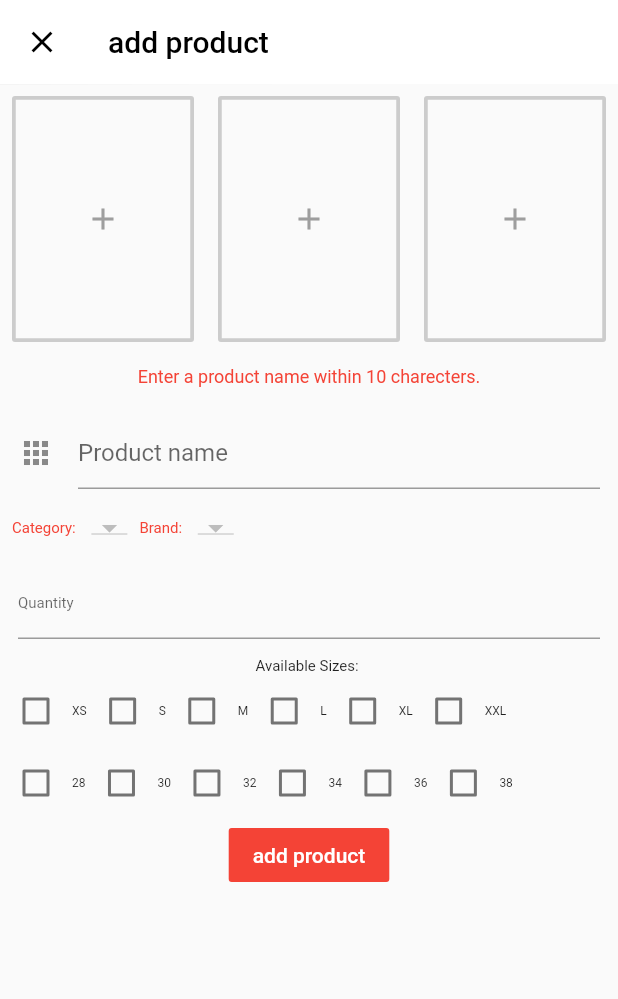
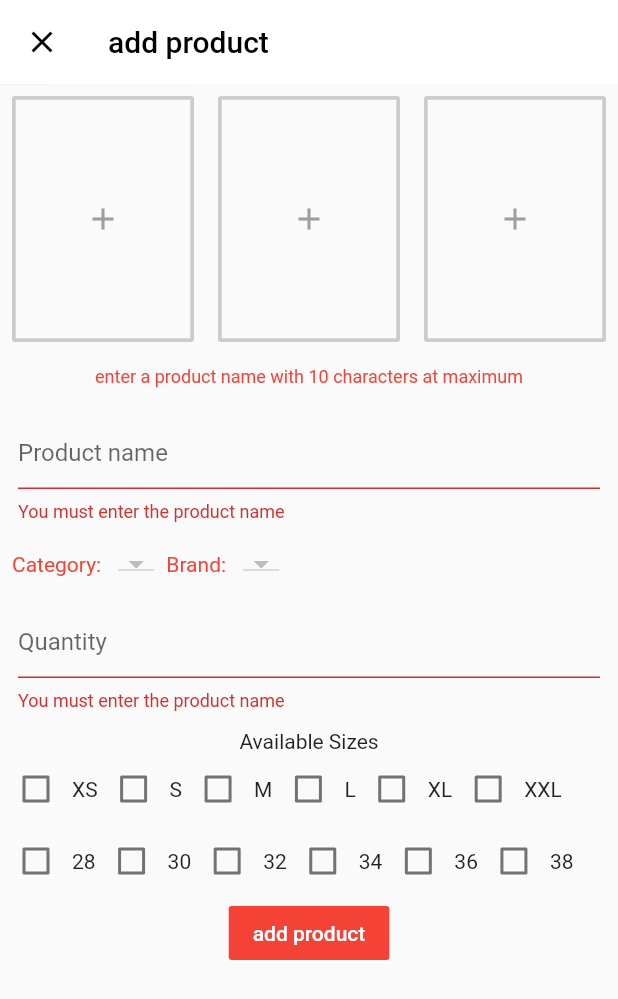
Before and after one commit to developer-kuntal/shoppin-admin, a Flutter app: the AddProduct screen opened directly, after a tap on "add product", on a phone screen of 412 x 824 dp. Shown: the top 999 px of the screen. Run offline on Flutter 3.47's test engine with Material 2 defaults, Android fonts, the phone set to English and light mode, and no system bars; our stand-ins replace cloud_firestore, firebase_storage, fluttertoast, image_picker; accounts and stored records are empty.

Commit message:
Flutter Shopping Admin App updated at 11.00 PM 4/20/2019

```diff
--- a/lib/db/brand.dart
+++ b/lib/db/brand.dart
@@ -12,7 +12,7 @@ class BrandService{
     _firestore.collection(ref).document(brandId).setData({'brand': name});
   }
 
-  Future<List<DocumentSnapshot>> getBtands() {
+  Future<List<DocumentSnapshot>> geBrands() {
     return _firestore.collection(ref).getDocuments().then((snap) {
       return snap.documents;
     });
--- a/lib/screens/add_product.dart
+++ b/lib/screens/add_product.dart
@@ -1,9 +1,13 @@
-import 'dart:convert';
+import 'dart:io';
+
+import 'package:firebase_storage/firebase_storage.dart';
 import 'package:flutter/material.dart';
 import 'package:cloud_firestore/cloud_firestore.dart';
+import 'package:image_picker/image_picker.dart';
+import 'package:fluttertoast/fluttertoast.dart';
+
 import 'package:shop_app_admin/db/brand.dart';
 import 'package:shop_app_admin/db/category.dart';
-import 'package:flutter_typeahead/flutter_typeahead.dart';
 
 class AddProduct extends StatefulWidget {
   @override
@@ -11,54 +15,54 @@ class AddProduct extends StatefulWidget {
 }
 
 class _AddProductState extends State<AddProduct> {
-
   CategoryService _categoryService = CategoryService();
   BrandService _brandService = BrandService();
   GlobalKey<FormState> _formKey = GlobalKey<FormState>();
-  TextEditingController productNameController = new TextEditingController();
+  TextEditingController productNameController = TextEditingController();
+  TextEditingController quatityController = TextEditingController();
   List<DocumentSnapshot> brands = <DocumentSnapshot>[];
   List<DocumentSnapshot> categories = <DocumentSnapshot>[];
   List<DropdownMenuItem<String>> categoriesDropDown = <DropdownMenuItem<String>>[];
   List<DropdownMenuItem<String>> brandsDropDown = <DropdownMenuItem<String>>[];
   String _currentCategory;
   String _currentBrand;
-
   Color white = Colors.white;
   Color black = Colors.black;
   Color grey = Colors.grey;
   Color red = Colors.red;
   List<String> selectedSizes = <String>[];
+  File _image1;
+  File _image2;
+  File _image3;
+
+
+
+
+
 
   @override
   void initState() {
     _getCategories();
     _getBrands();
-    // _currentCategory = categoriesDropDown[0].value;
   }
 
-  List<DropdownMenuItem<String>> getCategoriesDropDown() {
+  List<DropdownMenuItem<String>> getCategoriesDropdown(){
     List<DropdownMenuItem<String>> items = new List();
-    for(int i = 0; i < categories.length; i++) {
-      // items.add(new DropdownMenuItem(child: Text(category['category']),
-      // value: category['category'],));
+    for(int i = 0; i < categories.length; i++){
       setState(() {
-          items.insert(0, DropdownMenuItem(child: Text(categories[i].data['category']),
-            value: categories[i].data['category'],
-          ));
+        items.insert(0, DropdownMenuItem(child: Text(categories[i].data['category']),
+            value: categories[i].data['category']));
       });
     }
     return items;
   }
 
-  List<DropdownMenuItem<String>> getBrandsDropDown() {
+  List<DropdownMenuItem<String>> getBrandosDropDown(){
     List<DropdownMenuItem<String>> items = new List();
-    for(int i = 0; i < brands.length; i++) {
-      // items.add(new DropdownMenuItem(child: Text(category['category']),
-      // value: category['category'],));
+    for(int i = 0; i < brands.length; i++){
       setState(() {
-          items.insert(0, DropdownMenuItem(child: Text(brands[i].data['brand']),
-            value: brands[i].data['brand'],
-          ));
+        items.insert(0, DropdownMenuItem(child: Text(brands[i].data['brand']),
+            value: brands[i].data['brand']));
       });
     }
     return items;
@@ -67,243 +71,194 @@ class _AddProductState extends State<AddProduct> {
   @override
   Widget build(BuildContext context) {
     return Scaffold(
-      appBar: new AppBar(
+      appBar: AppBar(
         elevation: 0.1,
         backgroundColor: white,
-        leading: Icon(Icons.close, color: black, ),
+        leading: Icon(Icons.close, color: black,),
         title: Text("add product", style: TextStyle(color: black),),
-
       ),
-      body: new Container(
-          child: Form(
-            key: _formKey,
-            child: Column(
+      body: Form(
+        key: _formKey,
+        child: SingleChildScrollView(
+          child: Column(
             children: <Widget>[
-              Row(children: <Widget>[
-                Expanded(
+              Row(
+                children: <Widget>[
+                  Expanded(
                     child: Padding(
                       padding: const EdgeInsets.all(8.0),
                       child: OutlineButton(
                         borderSide: BorderSide(color: grey.withOpacity(0.5), width: 2.5),
-                        onPressed: () {
-
+                        onPressed: (){
+                          _selectImage(ImagePicker.pickImage(source: ImageSource.gallery), 1);
                         },
-                        child: Padding(
-                          padding: const EdgeInsets.fromLTRB(14.0, 70.0, 14.0, 70.0),
-                          child: new Icon(Icons.add, color: grey,),
-                        ),
+                        child: _displayChild1()
                       ),
                     ),
-                ),
-                Expanded(
+                  ),
+
+                  Expanded(
                     child: Padding(
                       padding: const EdgeInsets.all(8.0),
                       child: OutlineButton(
                         borderSide: BorderSide(color: grey.withOpacity(0.5), width: 2.5),
-                        onPressed: () {
+                        onPressed: (){
+                          _selectImage(ImagePicker.pickImage(source: ImageSource.gallery), 2);
 
                         },
-                        child: Padding(
-                          padding: const EdgeInsets.fromLTRB(14.0, 70.0, 14.0, 70.0),
-                          child: new Icon(Icons.add, color: grey, ),
-                        ),
+                        child: _displayChild2()
                       ),
                     ),
-                ),
+                  ),
 
-                Expanded(
+                  Expanded(
                     child: Padding(
                       padding: const EdgeInsets.all(8.0),
                       child: OutlineButton(
                         borderSide: BorderSide(color: grey.withOpacity(0.5), width: 2.5),
-                        onPressed: () {
-
+                        onPressed: (){
+                          _selectImage(ImagePicker.pickImage(source: ImageSource.gallery), 3);
                         },
-                        child: Padding(
-                          padding: const EdgeInsets.fromLTRB(14.0, 70.0, 14.0, 70.0),
-                          child: new Icon(Icons.add, color: grey,),
-                        ),
+                        child: _displayChild3(),
                       ),
                     ),
-                ),
-              ],
+                  ),
+                ],
               ),
 
               Padding(
                 padding: const EdgeInsets.all(8.0),
-                child: Text('Enter a product name within 10 charecters.',
-                textAlign: TextAlign.center,
-                style: TextStyle(color: red, fontSize: 12.0),),
+                child: Text('enter a product name with 10 characters at maximum',textAlign: TextAlign.center ,style: TextStyle(color: red, fontSize: 12),),
               ),
 
               Padding(
                 padding: const EdgeInsets.all(12.0),
-                child: SingleChildScrollView(
-                    scrollDirection: Axis.vertical,
-                    child: Column(
-                      mainAxisAlignment: MainAxisAlignment.spaceAround,
-                      mainAxisSize: MainAxisSize.min,
-                      children: <Widget>[
-                          Flexible(
-                            child: TextFormField(
-                              decoration: const InputDecoration(
-                                icon: Icon(Icons.apps),
-                                hintText: 'Product name',
-                              ),
-                              validator: (value) {
-                                if(value.isEmpty) {
-                                  return "You must enter the product name";
-                                } else if(value.length > 10) {
-                                  return "Product name can't have more than 10 letters";
-                                }
-                              },
-                              onSaved: (String value) {
-                                // This optional block of code can be used to run
-                                // code when the user saves the form.
-                              },
-                            ),
-                          )
-
-                      ],
-                    ),
-                  ),
-              ),
-
-              // select category
-              Row(
-                children: <Widget>[
-                  Padding(
-                    padding: const EdgeInsets.all(8.0),
-                    child: Text('Category: ', style: TextStyle(color: red, fontSize: 10.0)),
-                  ),
-                  DropdownButton(
-                    items: categoriesDropDown,
-                    onChanged: changeSelectedCategory,
-                    value: _currentCategory,
-                    style: TextStyle(color: Colors.black, fontSize: 20.0),
-                  ),
-
-                  Padding(
-                    padding: const EdgeInsets.all(8.0),
-                    child: Text('Brand: ', style: TextStyle(color: red, fontSize: 10.0)),
-                  ),
-                  DropdownButton(
-                    items: brandsDropDown,
-                    onChanged: changeSelectedBrand,
-                    value: _currentBrand,
-                    style: TextStyle(color: Colors.black, fontSize: 20.0),
-                  ),
-                ],
-              ),
-
-              // select brand
-              Padding(
-                padding: const EdgeInsets.all(12.0),
                 child: TextFormField(
                   controller: productNameController,
-                  keyboardType: TextInputType.numberWithOptions(),
                   decoration: InputDecoration(
-                    hintText: "Quantity"
+                    hintText: 'Product name'
                   ),
-                  style: TextStyle(fontSize: 10.0),
-                  validator: (value) {
-                    if(value.isEmpty) {
-                      return "You must enter the product quantity";
+                  validator: (value){
+                    if(value.isEmpty){
+                      return 'You must enter the product name';
+                    }else if(value.length > 10){
+                      return 'Product name cant have more than 10 letters';
                     }
                   },
                 ),
               ),
 
-              Text('Available Sizes: ', style: TextStyle(fontSize: 10.0),),
+//              select category
+                Row(
+                  children: <Widget>[
+                    Padding(
+                      padding: const EdgeInsets.all(8.0),
+                      child: Text('Category: ', style: TextStyle(color: red),),
+                    ),
+                    DropdownButton(items: categoriesDropDown, onChanged: changeSelectedCategory, value: _currentCategory,),
+
+                    Padding(
+                      padding: const EdgeInsets.all(8.0),
+                      child: Text('Brand: ', style: TextStyle(color: red),),
+                    ),
+                    DropdownButton(items: brandsDropDown, onChanged: changeSelectedBrand, value: _currentBrand,),
+                  ],
+                ),
+
+//
+              Padding(
+                padding: const EdgeInsets.all(12.0),
+                child: TextFormField(
+                  controller: quatityController,
+                  keyboardType: TextInputType.number,
+                  decoration: InputDecoration(
+                      hintText: 'Quantity',
+                  ),
+                  validator: (value){
+                    if(value.isEmpty){
+                      return 'You must enter the product name';
+                    }
+                  },
+                ),
+              ),
+
+              Text('Available Sizes'),
 
               Row(
                 children: <Widget>[
-                  Checkbox(value: selectedSizes.contains('XS'),
-                            onChanged: (value) => changeSelectedSize('XS'),),
-                  Text('XS', style: TextStyle(fontSize: 8.0),),
+                  Checkbox(value: selectedSizes.contains('XS'), onChanged: (value) => changeSelectedSize('XS')),
+                  Text('XS'),
 
-                  Checkbox(value: selectedSizes.contains('S'),
-                            onChanged: (value) => changeSelectedSize('S'),),
-                  Text('S', style: TextStyle(fontSize: 8.0),),
+                  Checkbox(value: selectedSizes.contains('S'), onChanged: (value) => changeSelectedSize('S')),
+                  Text('S'),
 
-                  Checkbox(value: selectedSizes.contains('M'),
-                            onChanged: (value) => changeSelectedSize('M'),),
-                  Text('M', style: TextStyle(fontSize: 8.0),),
+                  Checkbox(value: selectedSizes.contains('M'), onChanged: (value) => changeSelectedSize('M')),
+                  Text('M'),
 
-                  Checkbox(value: selectedSizes.contains('L'),
-                            onChanged: (value) => changeSelectedSize('L'),),
-                  Text('L', style: TextStyle(fontSize: 8.0),),
+                  Checkbox(value: selectedSizes.contains('L'), onChanged: (value) => changeSelectedSize('L')),
+                  Text('L'),
 
-                  Checkbox(value: selectedSizes.contains('XL'),
-                            onChanged: (value) => changeSelectedSize('XL'),),
-                  Text('XL', style: TextStyle(fontSize: 8.0),),
+                  Checkbox(value: selectedSizes.contains('XL'), onChanged: (value) => changeSelectedSize('XL')),
+                  Text('XL'),
 
-                  Checkbox(value: selectedSizes.contains('XXL'),
-                            onChanged: (value) => changeSelectedSize('XXL'),),
-                  Text('XXL', style: TextStyle(fontSize: 8.0),),
+                  Checkbox(value: selectedSizes.contains('XXL'), onChanged: (value) => changeSelectedSize('XXL')),
+                  Text('XXL'),
                 ],
               ),
 
               Row(
                 children: <Widget>[
-                  Checkbox(value: selectedSizes.contains('28'),
-                            onChanged: (value) => changeSelectedSize('28'),),
-                  Text('28', style: TextStyle(fontSize: 8.0),),
+                  Checkbox(value: selectedSizes.contains('28'), onChanged: (value) => changeSelectedSize('28')),
+                  Text('28'),
 
-                  Checkbox(value: selectedSizes.contains('30'),
-                            onChanged: (value) => changeSelectedSize('30'),),
-                  Text('30', style: TextStyle(fontSize: 8.0),),
+                  Checkbox(value: selectedSizes.contains('30'), onChanged: (value) => changeSelectedSize('30')),
+                  Text('30'),
 
-                  Checkbox(value: selectedSizes.contains('32'),
-                            onChanged: (value) => changeSelectedSize('32'),),
-                  Text('32', style: TextStyle(fontSize: 8.0),),
+                  Checkbox(value: selectedSizes.contains('32'), onChanged: (value) => changeSelectedSize('32')),
+                  Text('32'),
 
-                  Checkbox(value: selectedSizes.contains('34'),
-                            onChanged: (value) => changeSelectedSize('34'),),
-                  Text('34', style: TextStyle(fontSize: 8.0),),
+                  Checkbox(value: selectedSizes.contains('34'), onChanged: (value) => changeSelectedSize('34')),
+                  Text('34'),
 
-                  Checkbox(value: selectedSizes.contains('36'),
-                            onChanged: (value) => changeSelectedSize('36'),),
-                  Text('36', style: TextStyle(fontSize: 8.0),),
 
-                  Checkbox(value: selectedSizes.contains('38'),
-                            onChanged: (value) => changeSelectedSize('38'),),
-                  Text('38', style: TextStyle(fontSize: 8.0),),
+                  Checkbox(value: selectedSizes.contains('36'), onChanged: (value) => changeSelectedSize('36')),
+                  Text('36'),
 
+                  Checkbox(value: selectedSizes.contains('38'), onChanged: (value) => changeSelectedSize('38')),
+                  Text('38'),
                 ],
               ),
 
               // Row(
               //   children: <Widget>[
-              //     Checkbox(value: false, onChanged: null,),
-              //     Text('40', style: TextStyle(fontSize: 8.0),),
+              //     Checkbox(value: selectedSizes.contains('40'), onChanged: (value) => changeSelectedSize('40')),
+              //     Text('40'),
 
-              //     Checkbox(value: false, onChanged: null,),
-              //     Text('42', style: TextStyle(fontSize: 8.0),),
+              //     Checkbox(value: selectedSizes.contains('42'), onChanged: (value) => changeSelectedSize('42')),
+              //     Text('42'),
 
-              //     Checkbox(value: false, onChanged: null,),
-              //     Text('44', style: TextStyle(fontSize: 8.0),),
+              //     Checkbox(value: selectedSizes.contains('44'), onChanged: (value) => changeSelectedSize('44')),
+              //     Text('44'),
 
-              //     Checkbox(value: false, onChanged: null,),
-              //     Text('46', style: TextStyle(fontSize: 8.0),),
+              //     Checkbox(value: selectedSizes.contains('46'), onChanged: (value) => changeSelectedSize('46')),
+              //     Text('46'),
 
-              //     Checkbox(value: false, onChanged: null,),
-              //     Text('48', style: TextStyle(fontSize: 8.0),),
+              //     Checkbox(value: selectedSizes.contains('48'), onChanged: (value) => changeSelectedSize('48')),
+              //     Text('48'),
 
-              //     Checkbox(value: false, onChanged: null,),
-              //     Text('50', style: TextStyle(fontSize: 8.0),),
+              //     Checkbox(value: selectedSizes.contains('50'), onChanged: (value) => changeSelectedSize('50')),
+              //     Text('50'),
               //   ],
               // ),
 
               FlatButton(
                 color: red,
                 textColor: white,
-                child: Text("add product"),
-                onPressed: () {
-
+                child: Text('add product'),
+                onPressed: (){
+                  validateAndUpload();
                 },
-              ),
-
+              )
             ],
           ),
         ),
@@ -311,13 +266,23 @@ class _AddProductState extends State<AddProduct> {
     );
   }
 
-  _getCategories() async {
+   _getCategories() async{
     List<DocumentSnapshot> data = await _categoryService.getCategories();
+    print(data.length);
     setState(() {
       categories = data;
-      categoriesDropDown = getCategoriesDropDown();
+      categoriesDropDown = getCategoriesDropdown();
       _currentCategory = categories[0].data['category'];
-      print(data.length);
+    });
+   }
+
+  _getBrands() async{
+    List<DocumentSnapshot> data = await _brandService.geBrands();
+    print(data.length);
+    setState(() {
+      brands = data;
+      brandsDropDown = getBrandosDropDown();
+      _currentBrand = brands[0].data['brand'];
     });
   }
 
@@ -325,29 +290,80 @@ class _AddProductState extends State<AddProduct> {
     setState(() => _currentCategory = selectedCategory);
   }
 
-  _getBrands() async {
-    List<DocumentSnapshot> data = await _brandService.getBtands();
-    setState(() {
-      brands = data;
-      brandsDropDown = getBrandsDropDown();
-      _currentBrand = brands[0].data['brand'];
-      print(data.length);
-    });
-  }
-
   changeSelectedBrand(String selectedBrand) {
-    setState(() => _currentBrand = selectedBrand);
+    setState(() => _currentCategory = selectedBrand);
   }
 
   void changeSelectedSize(String size) {
-    if(selectedSizes.contains(size)) {
+    if(selectedSizes.contains(size)){
       setState(() {
         selectedSizes.remove(size);
       });
-    } else {
+    }else{
       setState(() {
-        selectedSizes.add(size);
+        selectedSizes.insert(0, size);
       });
     }
   }
+
+  void _selectImage(Future<File> pickImage, int imageNumber) async{
+    File tempImg = await pickImage;
+    switch(imageNumber){
+      case 1:  setState(() => _image1 = tempImg);
+      break;
+      case 2:  setState(() => _image2 = tempImg);
+      break;
+      case 3:  setState(() => _image3 = tempImg);
+      break;
+    }
+  }
+
+ Widget _displayChild1() {
+    if(_image1 == null){
+      return Padding(
+        padding: const EdgeInsets.fromLTRB(14, 70, 14, 70),
+        child: new Icon(Icons.add, color: grey,),
+      );
+    }else{
+      return Image.file(_image1, fit: BoxFit.fill, width: double.infinity,);
+    }
+ }
+
+  Widget _displayChild2() {
+    if(_image2 == null){
+      return Padding(
+        padding: const EdgeInsets.fromLTRB(14, 70, 14, 70),
+        child: new Icon(Icons.add, color: grey,),
+      );
+    }else{
+      return Image.file(_image2, fit: BoxFit.fill, width: double.infinity,);
+    }
+  }
+
+  Widget _displayChild3() {
+    if(_image3 == null){
+      return Padding(
+        padding: const EdgeInsets.fromLTRB(14, 70, 14, 70),
+        child: new Icon(Icons.add, color: grey,),
+      );
+    }else{
+       return Image.file(_image3, fit: BoxFit.fill, width: double.infinity,);
+    }
+  }
+
+  void validateAndUpload() {
+    if(_formKey.currentState.validate()){
+        if(_image1 != null && _image2 != null && _image3 != null){
+          if(selectedSizes.isNotEmpty){
+            String imageUrl;
+            final String picture = "${DateTime.now().millisecondsSinceEpoch.toString()}.jpg";
+//            StorageUploadTask task = storage.ref
+          }else{
+            Fluttertoast.showToast(msg: 'select atleast one size');
+          }
+        }else{
+          Fluttertoast.showToast(msg: 'all the images must be provided');
+        }
+    }
+  }
 }
```
Also changed, not shown: 6 other files.
